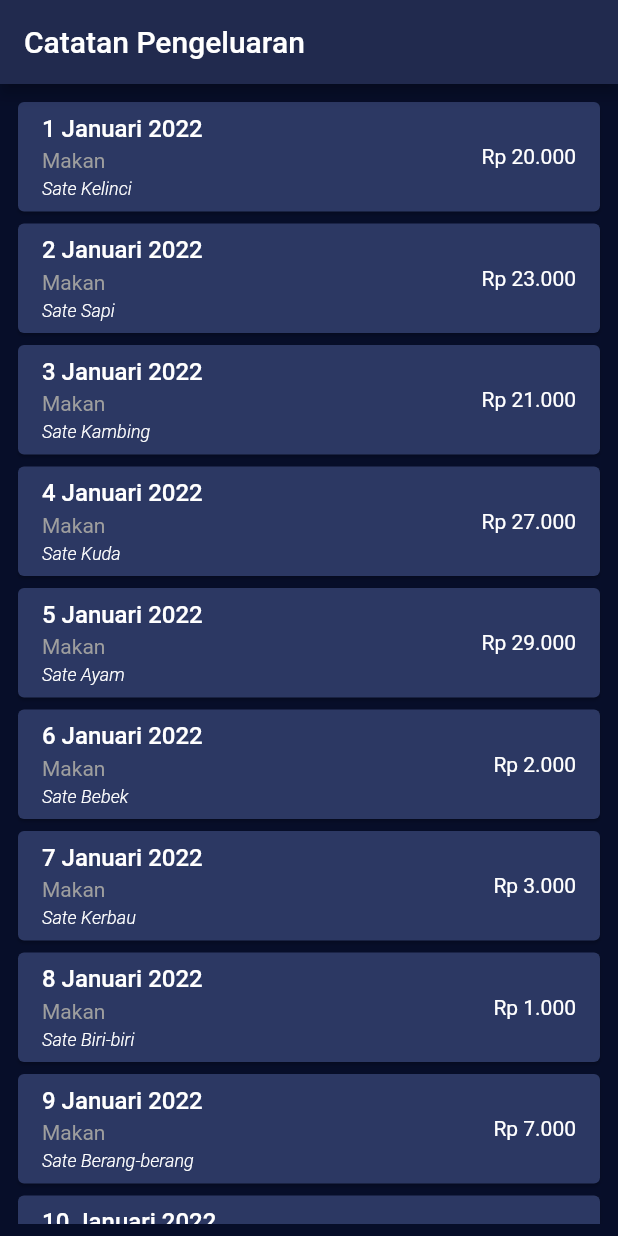
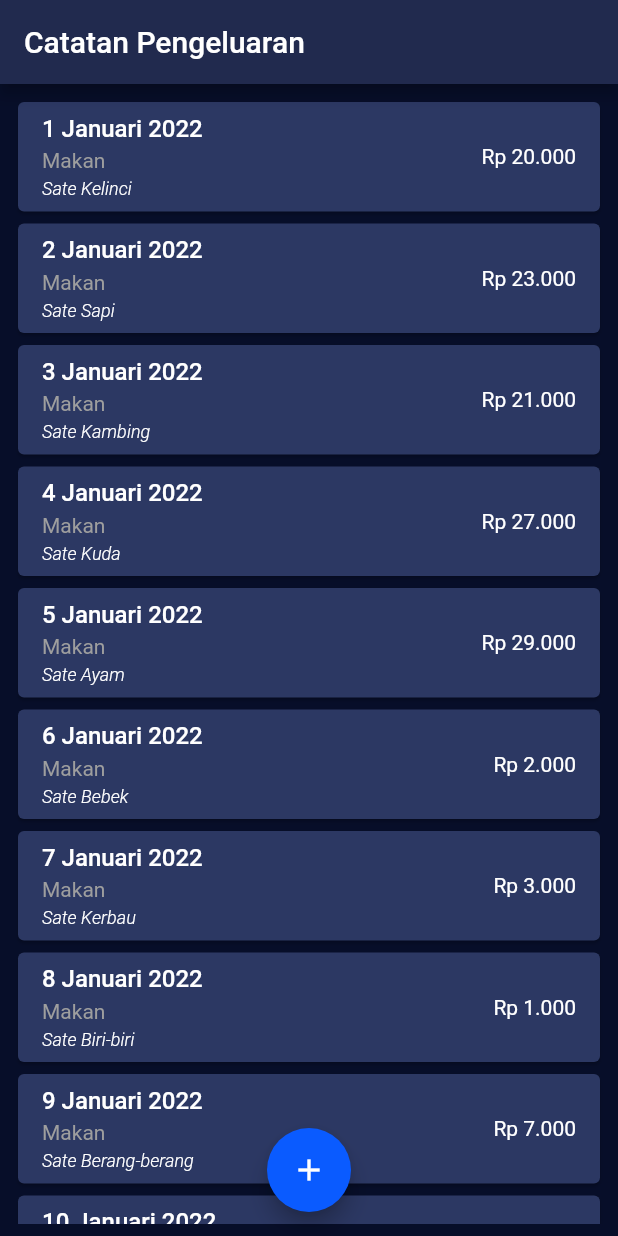
Before and after one commit to sampurnoaji/mobile_catat_keuangan, a Flutter app: the screen it shows after launch, on a phone screen of 412 x 824 dp. Run offline on Flutter 3.47's test engine with Material 2 defaults, Android fonts, the phone set to English and light mode, and no system bars.

Commit message:
add record

```diff
--- a/lib/core/theme/app_colors.dart
+++ b/lib/core/theme/app_colors.dart
@@ -4,4 +4,6 @@ class AppColors {
   static const BG_LIGHT = Color(0xff2C3863);
   static const BG_NORMAL = Color(0xff212A4E);
   static const BG_DARK = Color(0xff070E29);
+
+  static const BLUE_NORMAL = Color(0xff0A5BFF);
 }
--- a/lib/main.dart
+++ b/lib/main.dart
@@ -1,7 +1,7 @@
-import 'package:catat_keuangan/ui/dummy_data.dart';
-import 'package:catat_keuangan/ui/list/card_record.dart';
 import 'package:catat_keuangan/core/theme/app_colors.dart';
 import 'package:flutter/material.dart';
+
+import 'ui/page/list/record_list_page.dart';
 
 void main() {
   runApp(const MyApp());
@@ -15,29 +15,36 @@ class MyApp extends StatelessWidget {
   Widget build(BuildContext context) {
     return MaterialApp(
       debugShowCheckedModeBanner: false,
-      home: HomePage(),
+      theme: ThemeData.light().copyWith(
+          colorScheme: ThemeData.light().colorScheme.copyWith(
+                primary: AppColors.BG_NORMAL,
+              ),
+          inputDecorationTheme: const InputDecorationTheme(
+            enabledBorder: OutlineInputBorder(
+              borderSide: BorderSide(
+                width: 1,
+                color: Colors.white,
+              ),
+            ),
+            focusedBorder: OutlineInputBorder(
+              borderSide: BorderSide(
+                width: 2.0,
+                color: Colors.white,
+              ),
+            ),
+            floatingLabelStyle: TextStyle(
+              color: Colors.white,
+            ),
+            labelStyle: TextStyle(
+              color: Colors.white,
+            ),
+          ),
+          textTheme: const TextTheme(
+            bodyText1: TextStyle(
+              color: Colors.white,
+            ),
+          )),
+      home: RecordListPage(),
     );
   }
 }
-
-class HomePage extends StatelessWidget {
-  const HomePage({Key? key}) : super(key: key);
-
-  @override
-  Widget build(BuildContext context) {
-    return Scaffold(
-      appBar: AppBar(
-        backgroundColor: AppColors.BG_NORMAL,
-        title: Text('Catatan Pengeluaran'),
-      ),
-      backgroundColor: AppColors.BG_DARK,
-      body: Container(
-        padding: EdgeInsets.symmetric(horizontal: 8, vertical: 8),
-        child: ListView(children: [
-          for (final record in records)
-            CardRecordView(record: record,)
-        ]),
-      ),
-    );
-  }
-}
--- /dev/null
+++ b/lib/ui/page/list/record_list_page.dart
@@ -0,0 +1,52 @@
+import 'package:flutter/material.dart';
+
+import '../../../core/theme/app_colors.dart';
+import '../../dummy_data.dart';
+import '../add/record_add_page.dart';
+import '../../widget/card_record_view.dart';
+
+class RecordListPage extends StatelessWidget {
+  const RecordListPage({Key? key}) : super(key: key);
+
+  @override
+  Widget build(BuildContext context) {
+    return Scaffold(
+      appBar: AppBar(
+        // backgroundColor: AppColors.BG_NORMAL,
+        title: Text('Catatan Pengeluaran'),
+      ),
+      backgroundColor: AppColors.BG_DARK,
+      floatingActionButton: FloatingActionButton(
+        backgroundColor: AppColors.BLUE_NORMAL,
+        child: Icon(Icons.add),
+        onPressed: () {
+          _addRecord(context);
+        },
+      ),
+      floatingActionButtonLocation: FloatingActionButtonLocation.centerFloat,
+      body: Container(
+        padding: EdgeInsets.symmetric(horizontal: 8, vertical: 8),
+        child: ListView(children: [
+          for (final record in records)
+            CardRecordView(
+              record: record,
+            )
+        ]),
+      ),
+    );
+  }
+
+  Future<void> _addRecord(BuildContext context) async {
+    final result = await Navigator.push(
+      context,
+      // Create the SelectionScreen in the next step.
+      MaterialPageRoute(builder: (context) => const RecordAddPage()),
+    );
+    if (result) {
+      ScaffoldMessenger.of(context)
+        ..removeCurrentSnackBar()
+        ..showSnackBar(SnackBar(content: Text('Catatan berhasil ditambahkan'),
+          backgroundColor: Colors.green,));
+    }
+  }
+}
```
Also changed, not shown: lib/ui/page/add/record_add_page.dart (added, +103 -0 lines), lib/ui/widget/edit_text_view.dart (added, +26 -0 lines), lib/ui/widget/card_record_view.dart (renamed from lib/ui/list/card_record.dart).
